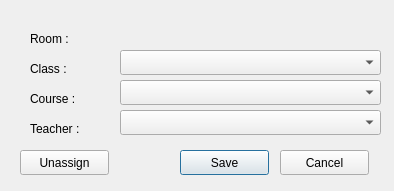
The window that editdialog.ui (amartinot/tp_gui_qt) describes before a commit, drawn with Qt 5.
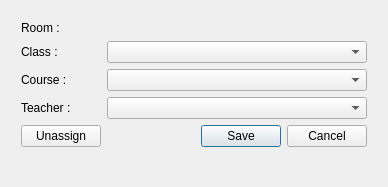
The same window after the commit.

The edit to the form file:
```diff
--- a/editdialog.ui
+++ b/editdialog.ui
@@ -6,147 +6,150 @@
    <rect>
     <x>0</x>
     <y>0</y>
-    <width>394</width>
-    <height>191</height>
+    <width>388</width>
+    <height>187</height>
    </rect>
   </property>
   <property name="windowTitle">
    <string>Dialog</string>
   </property>
-  <widget class="QLabel" name="label_3">
-   <property name="geometry">
-    <rect>
-     <x>30</x>
-     <y>90</y>
-     <width>67</width>
-     <height>17</height>
-    </rect>
-   </property>
-   <property name="text">
-    <string>Course :</string>
-   </property>
-  </widget>
+  <layout class="QGridLayout" name="gridLayout_2">
+   <item row="0" column="0">
+    <layout class="QGridLayout" name="gridLayout">
+     <property name="leftMargin">
+      <number>10</number>
+     </property>
+     <property name="topMargin">
+      <number>10</number>
+     </property>
+     <property name="rightMargin">
+      <number>10</number>
+     </property>
+     <property name="bottomMargin">
+      <number>10</number>
+     </property>
+     <item row="1" column="0">
   <widget class="QLabel" name="label_2">
-   <property name="geometry">
-    <rect>
-     <x>30</x>
-     <y>60</y>
-     <width>67</width>
-     <height>17</height>
-    </rect>
+       <property name="maximumSize">
+        <size>
+         <width>16777215</width>
+         <height>30</height>
+        </size>
    </property>
    <property name="text">
     <string>Class :</string>
    </property>
   </widget>
+     </item>
+     <item row="4" column="1">
+      <layout class="QHBoxLayout" name="horizontalLayout_3">
+       <item>
+        <spacer name="horizontalSpacer">
+         <property name="orientation">
+          <enum>Qt::Horizontal</enum>
+         </property>
+         <property name="sizeHint" stdset="0">
+          <size>
+           <width>40</width>
+           <height>20</height>
+          </size>
+         </property>
+        </spacer>
+       </item>
+       <item>
   <widget class="QPushButton" name="saveButton">
-   <property name="geometry">
-    <rect>
-     <x>180</x>
-     <y>150</y>
-     <width>89</width>
-     <height>25</height>
-    </rect>
-   </property>
    <property name="text">
     <string>Save</string>
    </property>
   </widget>
+       </item>
+       <item>
   <widget class="QPushButton" name="cancelButton">
-   <property name="geometry">
-    <rect>
-     <x>280</x>
-     <y>150</y>
-     <width>89</width>
-     <height>25</height>
-    </rect>
-   </property>
    <property name="text">
     <string>Cancel</string>
    </property>
   </widget>
-  <widget class="QComboBox" name="classComboBox">
-   <property name="geometry">
-    <rect>
-     <x>120</x>
-     <y>50</y>
-     <width>261</width>
-     <height>25</height>
-    </rect>
-   </property>
-  </widget>
+       </item>
+      </layout>
+     </item>
+     <item row="1" column="1">
+      <widget class="QComboBox" name="courseComboBox"/>
+     </item>
+     <item row="3" column="1">
+      <widget class="QComboBox" name="teacherComboBox"/>
+     </item>
+     <item row="0" column="1">
+      <widget class="QLabel" name="roomNumber">
+       <property name="text">
+        <string/>
+       </property>
+      </widget>
+     </item>
+     <item row="2" column="0">
+      <widget class="QLabel" name="label_3">
+       <property name="maximumSize">
+        <size>
+         <width>16777215</width>
+         <height>30</height>
+        </size>
+       </property>
+       <property name="text">
+        <string>Course :</string>
+       </property>
+      </widget>
+     </item>
+     <item row="3" column="0">
   <widget class="QLabel" name="label_4">
-   <property name="geometry">
-    <rect>
-     <x>30</x>
-     <y>120</y>
-     <width>67</width>
-     <height>17</height>
-    </rect>
+       <property name="maximumSize">
+        <size>
+         <width>16777215</width>
+         <height>30</height>
+        </size>
    </property>
    <property name="text">
     <string>Teacher :</string>
    </property>
   </widget>
-  <widget class="QComboBox" name="courseComboBox">
-   <property name="geometry">
-    <rect>
-     <x>120</x>
-     <y>80</y>
-     <width>261</width>
-     <height>25</height>
-    </rect>
-   </property>
-  </widget>
-  <widget class="QComboBox" name="teacherComboBox">
-   <property name="geometry">
-    <rect>
-     <x>120</x>
-     <y>110</y>
-     <width>261</width>
-     <height>25</height>
-    </rect>
-   </property>
-  </widget>
-  <widget class="QPushButton" name="unassignButton">
-   <property name="geometry">
-    <rect>
-     <x>20</x>
-     <y>150</y>
-     <width>89</width>
-     <height>25</height>
-    </rect>
-   </property>
-   <property name="text">
-    <string>Unassign</string>
-   </property>
-  </widget>
+     </item>
+     <item row="2" column="1">
+      <widget class="QComboBox" name="classComboBox"/>
+     </item>
+     <item row="0" column="0">
   <widget class="QLabel" name="label">
-   <property name="geometry">
-    <rect>
-     <x>30</x>
-     <y>30</y>
-     <width>67</width>
-     <height>17</height>
-    </rect>
+       <property name="maximumSize">
+        <size>
+         <width>16777215</width>
+         <height>40</height>
+        </size>
    </property>
    <property name="text">
     <string>Room :</string>
    </property>
   </widget>
-  <widget class="QLabel" name="roomNumber">
-   <property name="geometry">
-    <rect>
-     <x>120</x>
-     <y>30</y>
-     <width>67</width>
-     <height>17</height>
-    </rect>
-   </property>
+     </item>
+     <item row="4" column="0">
+      <widget class="QPushButton" name="unassignButton">
    <property name="text">
-    <string/>
-   </property>
-  </widget>
+        <string>Unassign</string>
+       </property>
+      </widget>
+     </item>
+    </layout>
+   </item>
+   <item row="1" column="0">
+    <spacer name="verticalSpacer">
+     <property name="orientation">
+      <enum>Qt::Vertical</enum>
+     </property>
+     <property name="sizeHint" stdset="0">
+      <size>
+       <width>20</width>
+       <height>40</height>
+      </size>
+     </property>
+    </spacer>
+   </item>
+  </layout>
  </widget>
  <resources/>
  <connections>
```
Lines whose indentation alone changed are shown as unchanged.
